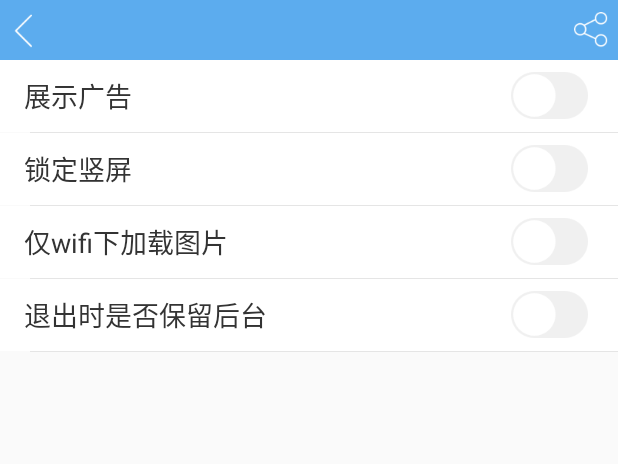
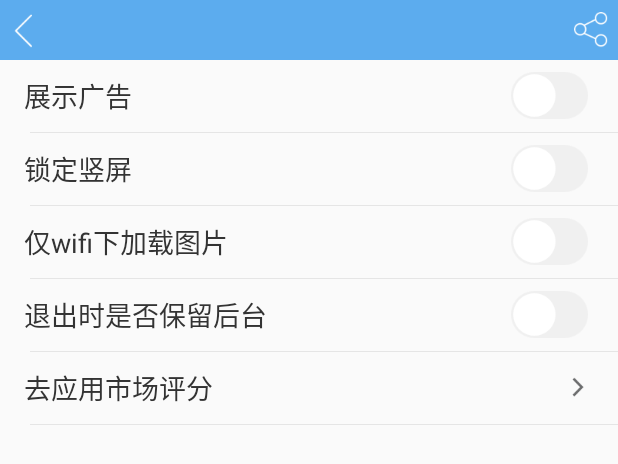
Before and after one commit to brian512/CodeBlog, an Android app: the layout activity_setting.xml on its own in the app's theme, with its tools: preview values and no code run, on a phone screen of 412 x 824 dp. Shown: the top 464 px of the screen. Run offline under Robolectric (Android 15) with nearby library versions, the phone set to English and light mode, and no system bars.

```diff
--- a/app/src/main/res/drawable/com_item_bg_selector.xml
+++ /dev/null
@@ -1,6 +0,0 @@
-<?xml version="1.0" encoding="utf-8"?>
-<!-- 大的点赞按钮 -->
-<selector xmlns:android="http://schemas.android.com/apk/res/android">
-    <item android:state_pressed="true"  android:drawable="@color/com_divider_gray_0" />
-    <item android:drawable="@color/com_bg_white" />
-</selector>
--- a/app/src/main/res/layout/activity_setting.xml
+++ b/app/src/main/res/layout/activity_setting.xml
@@ -13,7 +13,7 @@
         android:id="@+id/switch_show_ad_text"
         android:layout_width="match_parent"
         android:layout_height="48dp"
-        android:background="@drawable/com_item_bg_selector"
+        android:background="?android:attr/selectableItemBackground"
         android:drawablePadding="8dp"
         android:drawableRight="@drawable/setting_switch_selector"
         android:gravity="center_vertical"
@@ -33,7 +33,7 @@
         android:id="@+id/switch_vertical_text"
         android:layout_width="match_parent"
         android:layout_height="48dp"
-        android:background="@drawable/com_item_bg_selector"
+        android:background="?android:attr/selectableItemBackground"
         android:drawablePadding="8dp"
         android:drawableRight="@drawable/setting_switch_selector"
         android:gravity="center_vertical"
@@ -53,7 +53,7 @@
         android:id="@+id/switch_picinfwifi_text"
         android:layout_width="match_parent"
         android:layout_height="48dp"
-        android:background="@drawable/com_item_bg_selector"
+        android:background="?android:attr/selectableItemBackground"
         android:drawablePadding="8dp"
         android:drawableRight="@drawable/setting_switch_selector"
         android:gravity="center_vertical"
@@ -73,7 +73,7 @@
         android:id="@+id/switch_staybg_text"
         android:layout_width="match_parent"
         android:layout_height="48dp"
-        android:background="@drawable/com_item_bg_selector"
+        android:background="?android:attr/selectableItemBackground"
         android:drawablePadding="8dp"
         android:drawableRight="@drawable/setting_switch_selector"
         android:gravity="center_vertical"
@@ -89,4 +89,23 @@
         android:layout_marginLeft="20dp"
         android:background="@color/com_divider_gray_0" />
 
+    <TextView
+        android:id="@+id/market"
+        android:layout_width="match_parent"
+        android:layout_height="48dp"
+        android:text="去应用市场评分"
+        android:drawableRight="@drawable/app_recommend_arrow"
+        android:background="?android:attr/selectableItemBackground"
+        android:gravity="center_vertical"
+        android:paddingLeft="16dp"
+        android:paddingRight="20dp"
+        android:textColor="@color/com_text_tx1"
+        android:textSize="@dimen/com_text_size_content"/>
+
+    <ImageView
+        android:layout_width="match_parent"
+        android:layout_height="1px"
+        android:layout_marginLeft="20dp"
+        android:background="@color/com_divider_gray_0" />
+
 </LinearLayout>
```
Also changed, not shown: app/src/main/java/com/brian/csdnblog/activity/SettingActivity.java (+9 -0 lines), app/src/main/java/com/brian/csdnblog/util/MarketUtils.java (added, +110 -0 lines).
